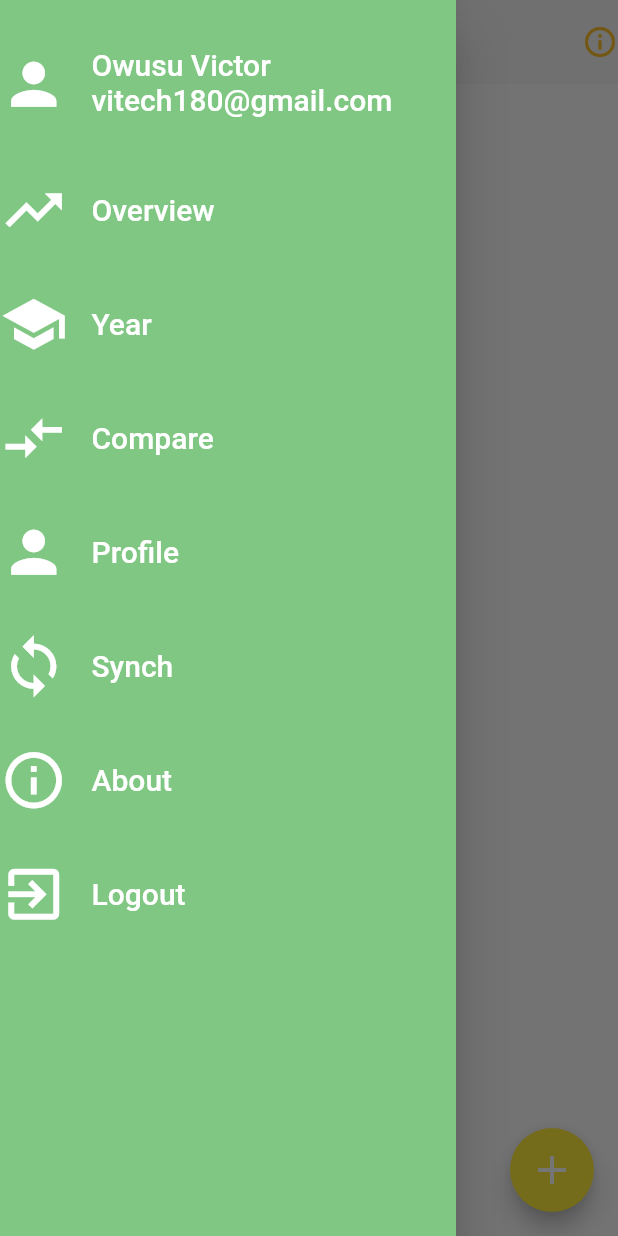
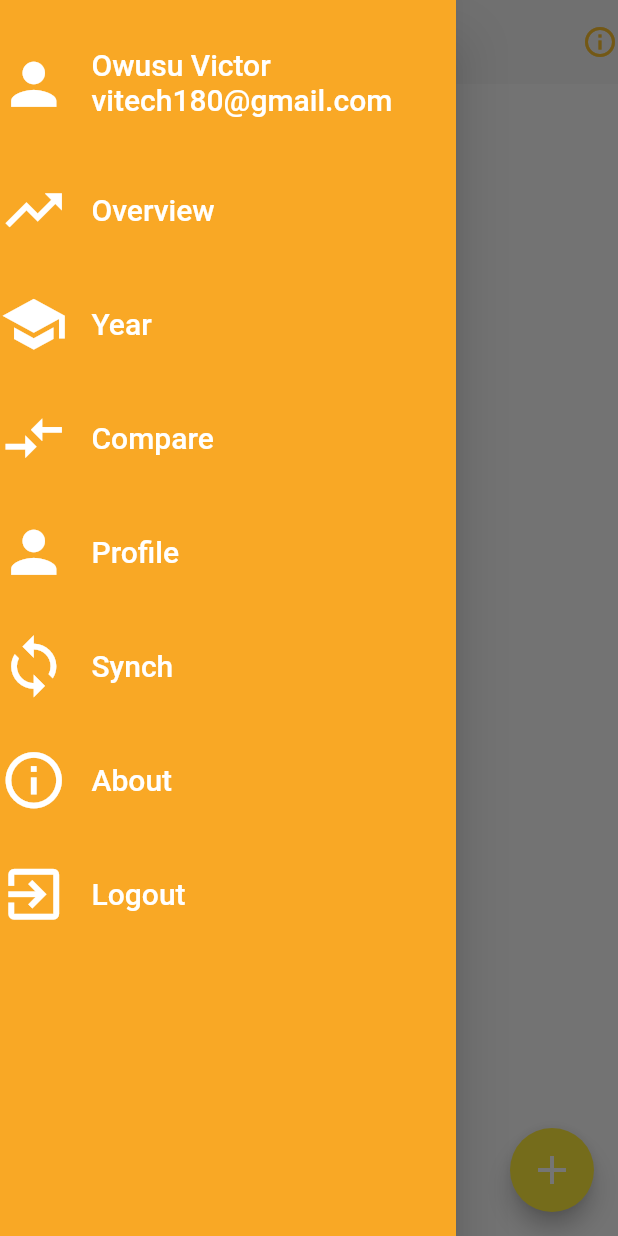
Before and after one commit to ANU-TEAM/anu-cgpa-moible-ui, a Flutter app: the screen it shows after launch, with the side drawer open, on a phone screen of 412 x 824 dp. Run offline on Flutter 3.47's test engine with Material 2 defaults, Android fonts, the phone set to English and light mode, and no system bars; our stand-ins replace flutter_slidable, flutter_svg.

Commit message:
changed drawer color to yellow

```diff
--- a/lib/screens/YearsScreen.dart
+++ b/lib/screens/YearsScreen.dart
@@ -30,7 +30,7 @@ class YearsScreen extends StatelessWidget {
           ),
           drawer: Drawer(
             child: Container(
-                  color: Colors.green[300],
+                color: Colors.yellow[800],
                 child: ListView(
                   children: [
                     ListTile(
@@ -54,7 +54,7 @@ class YearsScreen extends StatelessWidget {
                             color: Colors.white,
                             fontSize: 20),
                       ),
-                          onTap: (){},
+                      onTap: () {},
                     ),
 
                     //Overview
@@ -176,10 +176,8 @@ class YearsScreen extends StatelessWidget {
                       ),
                     ),
                   ],
-                    )
-                ),
+                )),
             //Name
-
           ),
           body: Container(
             child: Consumer<YearsListModel>(
@@ -223,7 +221,6 @@ class YearsScreen extends StatelessWidget {
               },
             ),
           ),
-
           floatingActionButton: FloatingActionButton(
             onPressed: () {
               yearsList.add(YearCard(
```
Lines whose indentation alone changed are shown as unchanged.
